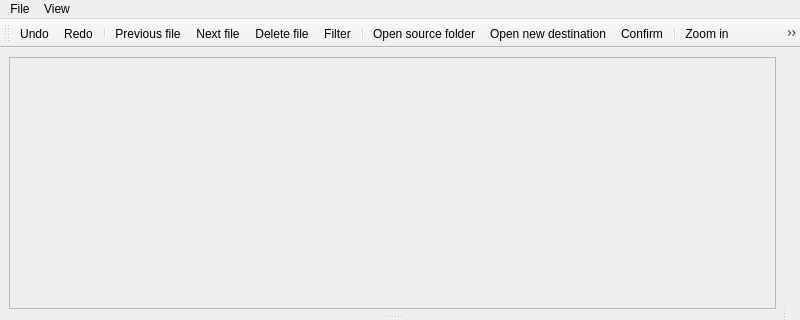
Before: the Qt Designer form src/ui/layouts/main_window.ui in IMatynia/informed-file-sorter, drawn with Qt 5; both pictures show x 0 to 800 and y 0 to 320 of the 800 by 585 pixel window.
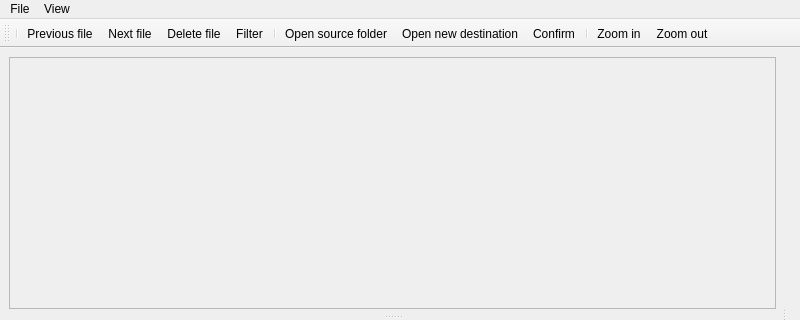
After: the same form once the commit is applied. Icons and pictures are not drawn.

Patch:
```diff
--- a/src/ui/layouts/main_window.ui
+++ b/src/ui/layouts/main_window.ui
@@ -107,8 +107,6 @@
    <attribute name="toolBarBreak">
     <bool>false</bool>
    </attribute>
-   <addaction name="actionRevert"/>
-   <addaction name="actionRedo"/>
    <addaction name="separator"/>
    <addaction name="actionPrevious_file"/>
    <addaction name="actionNext_file"/>
@@ -157,28 +155,6 @@
    <addaction name="menuFile"/>
    <addaction name="menuView"/>
   </widget>
-  <action name="actionRevert">
-   <property name="icon">
-    <iconset theme="edit-undo"/>
-   </property>
-   <property name="text">
-    <string>Undo</string>
-   </property>
-   <property name="shortcut">
-    <string>Ctrl+Z</string>
-   </property>
-  </action>
-  <action name="actionRedo">
-   <property name="icon">
-    <iconset theme="edit-redo"/>
-   </property>
-   <property name="text">
-    <string>Redo</string>
-   </property>
-   <property name="shortcut">
-    <string>Ctrl+Shift+Z</string>
-   </property>
-  </action>
   <action name="actionNext_file">
    <property name="icon">
     <iconset theme="go-next"/>
```
Left out of the diff: 37 changed lines with no effect on the pictures.
